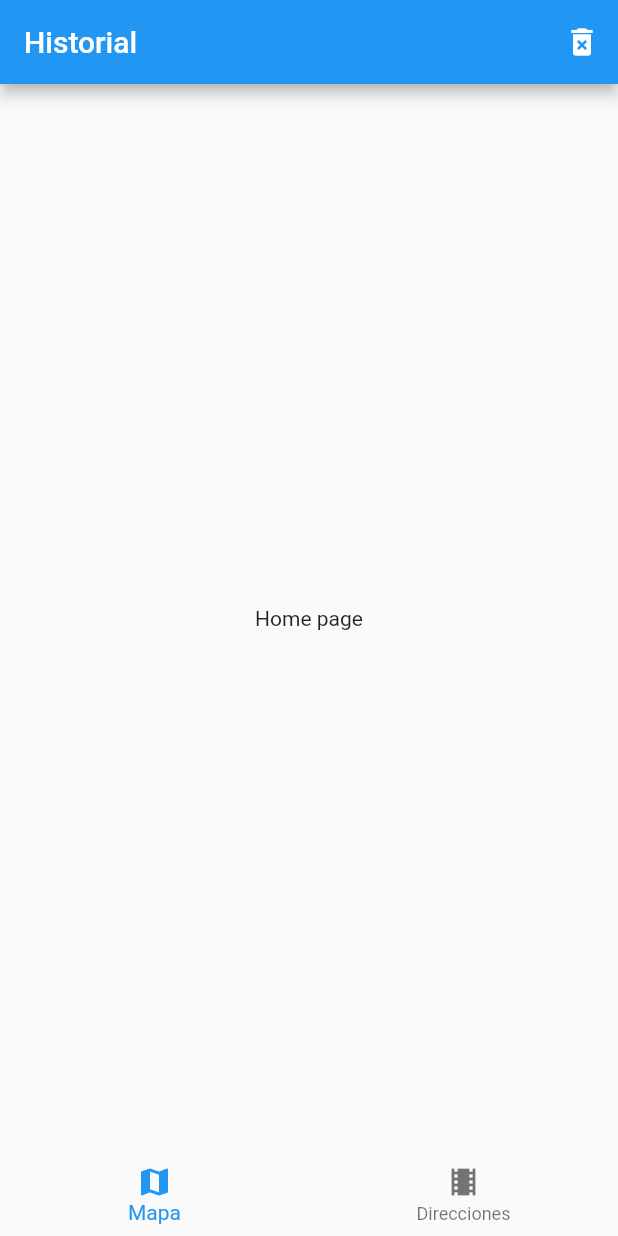
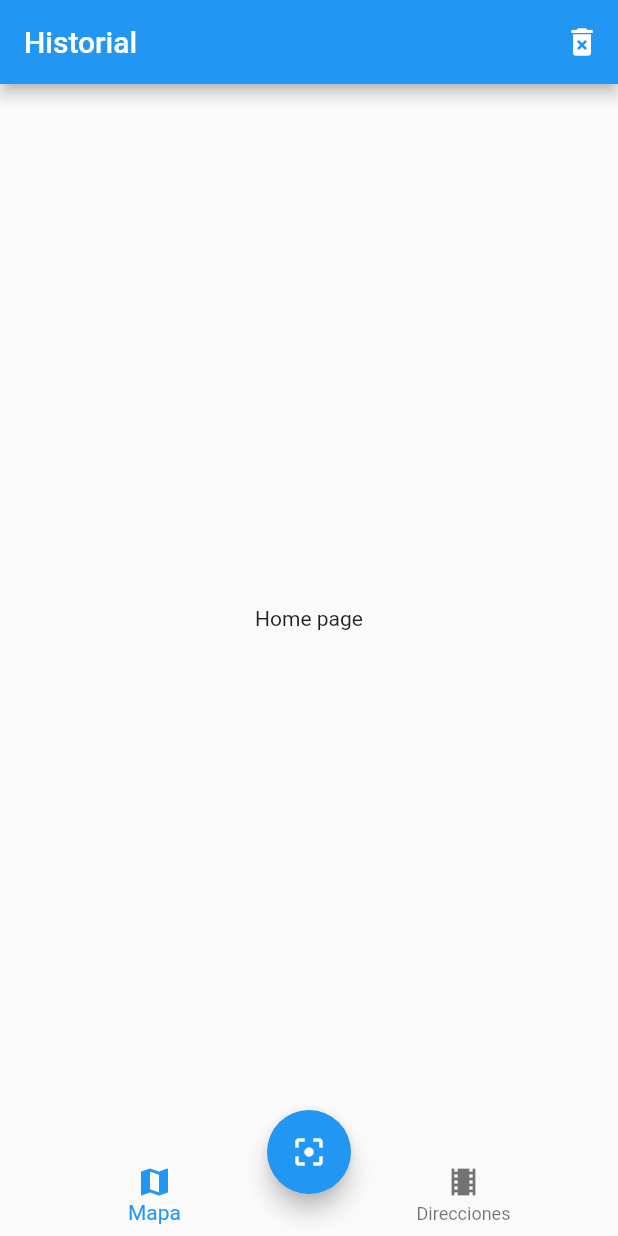
Before and after one commit to vjkc09/QR-Maps-Urls, a Flutter app: the screen it shows after launch, on a phone screen of 412 x 824 dp. Run offline on Flutter 3.47's test engine with Material 2 defaults, Android fonts, the phone set to English and light mode, and no system bars.

Commit message:
feat: diseño basico home page

```diff
--- a/lib/pages/home_page.dart
+++ b/lib/pages/home_page.dart
@@ -1,4 +1,5 @@
 import 'package:flutter/material.dart';
+import 'package:flutter_application_qr/widgets/custom_floatingactionbutton.dart';
 import 'package:flutter_application_qr/widgets/custom_navigatorbar.dart';
 
 class HomePage extends StatelessWidget {
@@ -20,6 +21,8 @@ class HomePage extends StatelessWidget {
         child: Text('Home page'),
       ),
       bottomNavigationBar: CustomNavigationBar(),
+      floatingActionButton: CustomFloatingActionButton(),
+      floatingActionButtonLocation: FloatingActionButtonLocation.centerDocked,
     );
   }
 }
--- /dev/null
+++ b/lib/widgets/custom_floatingactionbutton.dart
@@ -0,0 +1,16 @@
+import 'package:flutter/material.dart';
+
+class CustomFloatingActionButton extends StatelessWidget {
+  //const CustomFloatingActionButton({Key key}) : super(key: key);
+
+  @override
+  Widget build(BuildContext context) {
+    return FloatingActionButton(
+
+      child: Icon(
+        Icons.filter_center_focus
+      ),
+      onPressed: () {}
+      );
+  }
+}
```
